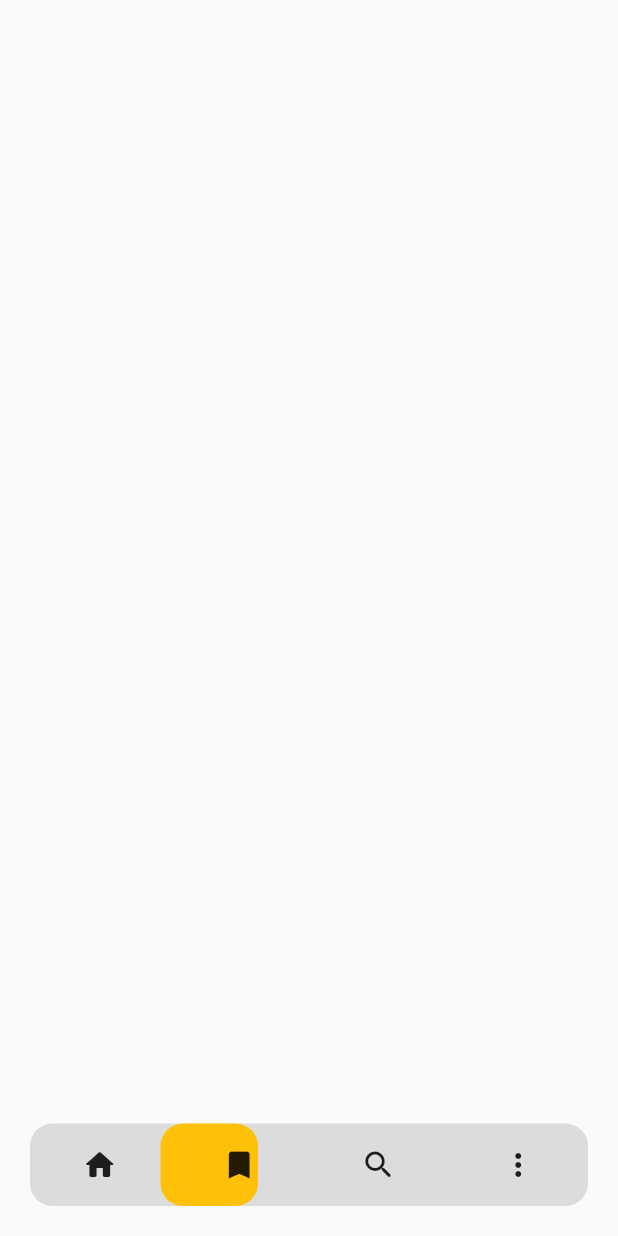
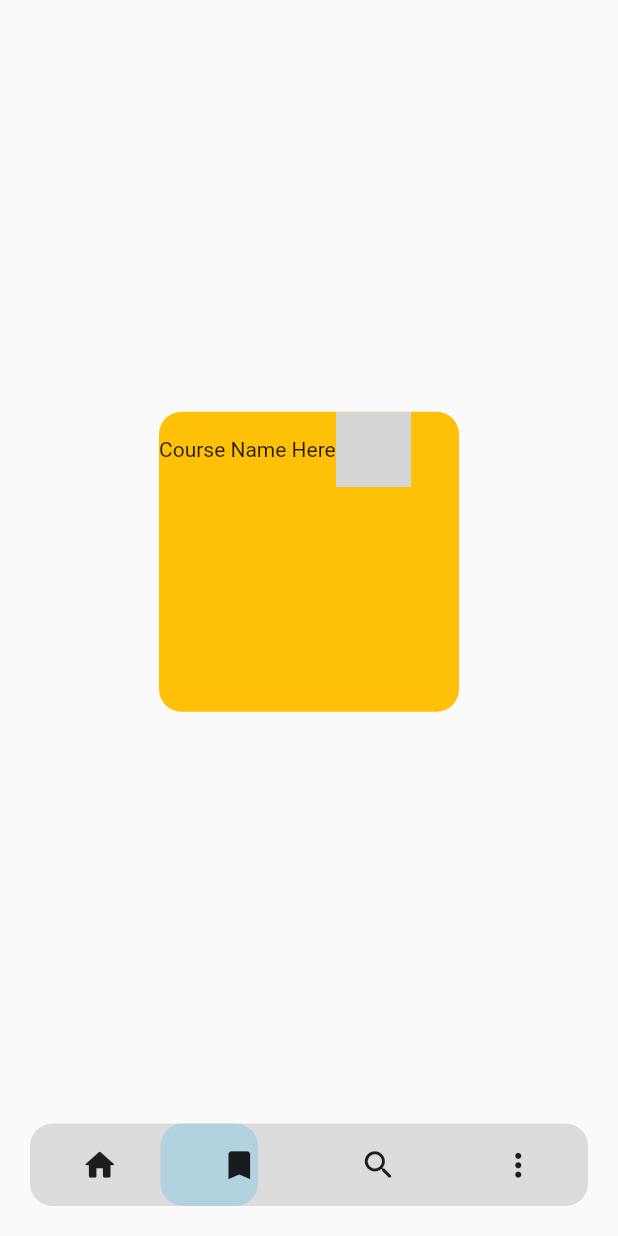
Before and after one commit to Hussain-Mehdi/bottom_navigation_bar_designs, a Flutter app: the screen it shows after launch, after a tap on the "bookmark" icon, on a phone screen of 412 x 824 dp. Run offline on Flutter 3.47's test engine with Material 2 defaults, Android fonts, the phone set to English and light mode, and no system bars; grey boxes are pictures that could not be loaded.

Commit message:
navbar completed

```diff
--- a/lib/home_screen.dart
+++ b/lib/home_screen.dart
@@ -13,20 +13,42 @@ class HomeScreen extends StatefulWidget {
 }
 
 class _HomeScreenState extends State<HomeScreen> {
-  double width = 60;
+  double width = 65;
   double height = 95;
   double left = 7;
-  double previous = 7;
+  double previous = 8;
+  int selectedIndex = 0;
 
   @override
   Widget build(BuildContext context) {
     return Scaffold(
-        bottomNavigationBar: myBottomNavigationBar(), body: widget.mainContainer
-        // const SafeArea(
-        //     child: Center(
-        //   child: Text("Bottom Navigation Bar"),
-        // )),
-        );
+        bottomNavigationBar: myBottomNavigationBar(),
+        body: Center(
+          child: Container(
+            height: 200,
+            width: 200,
+            decoration: BoxDecoration(
+              color: Colors.amber,
+              borderRadius: BorderRadius.circular(15),
+            ),
+            child: Column(
+              children: [
+                Row(
+                  children: [
+                    Text("Course Name Here"),
+                    Container(
+                      height: 50,
+                      width: 50,
+                      decoration: BoxDecoration(
+                          image: DecorationImage(
+                              image: AssetImage("./images/circle.png"))),
+                    )
+                  ],
+                )
+              ],
+            ),
+          ),
+        ));
   }
 
   Widget myBottomNavigationBar() {
@@ -46,7 +68,8 @@ class _HomeScreenState extends State<HomeScreen> {
             margin: EdgeInsets.only(left: left),
             width: 65,
             decoration: BoxDecoration(
-                color: Colors.amber, borderRadius: BorderRadius.circular(15)),
+                color: Color.fromARGB(64, 56, 179, 236),
+                borderRadius: BorderRadius.circular(15)),
           ),
           Align(
             alignment: Alignment.center,
@@ -55,31 +78,44 @@ class _HomeScreenState extends State<HomeScreen> {
               children: [
                 GestureDetector(
                     onTap: () {
+                      previous = 0;
                       positionTheBox(8);
                       mainScreen(0);
                     },
-                    child: const Icon(Icons.home_rounded)),
+                    child: const Icon(
+                      Icons.home_rounded,
+                      size: 25,
+                    )),
                 GestureDetector(
                     onTap: () {
-                      previous = 8;
+                      previous = 0;
                       positionTheBox(87);
                       mainScreen(1);
                     },
-                    child: const Icon(Icons.bookmark_rounded)),
+                    child: const Icon(
+                      Icons.bookmark_rounded,
+                      size: 25,
+                    )),
                 GestureDetector(
                     onTap: () {
                       previous = 85;
                       positionTheBox(167);
                       mainScreen(2);
                     },
-                    child: const Icon(Icons.search_rounded)),
+                    child: const Icon(
+                      Icons.search_rounded,
+                      size: 25,
+                    )),
                 GestureDetector(
                     onTap: () {
                       previous = 167;
                       positionTheBox(247);
                       mainScreen(3);
                     },
-                    child: const Icon(Icons.more_vert_rounded))
+                    child: const Icon(
+                      Icons.more_vert_rounded,
+                      size: 25,
+                    ))
               ],
             ),
           ),
--- a/pubspec.yaml
+++ b/pubspec.yaml
@@ -59,8 +59,8 @@ flutter:
   uses-material-design: true
 
   # To add assets to your application, add an assets section, like this:
-  # assets:
-  #   - images/a_dot_burr.jpeg
+  assets:
+    - images/
   #   - images/a_dot_ham.jpeg
 
   # An image asset can refer to one or more resolution-specific "variants", see
```
Also changed, not shown: images/circle.png (added).
